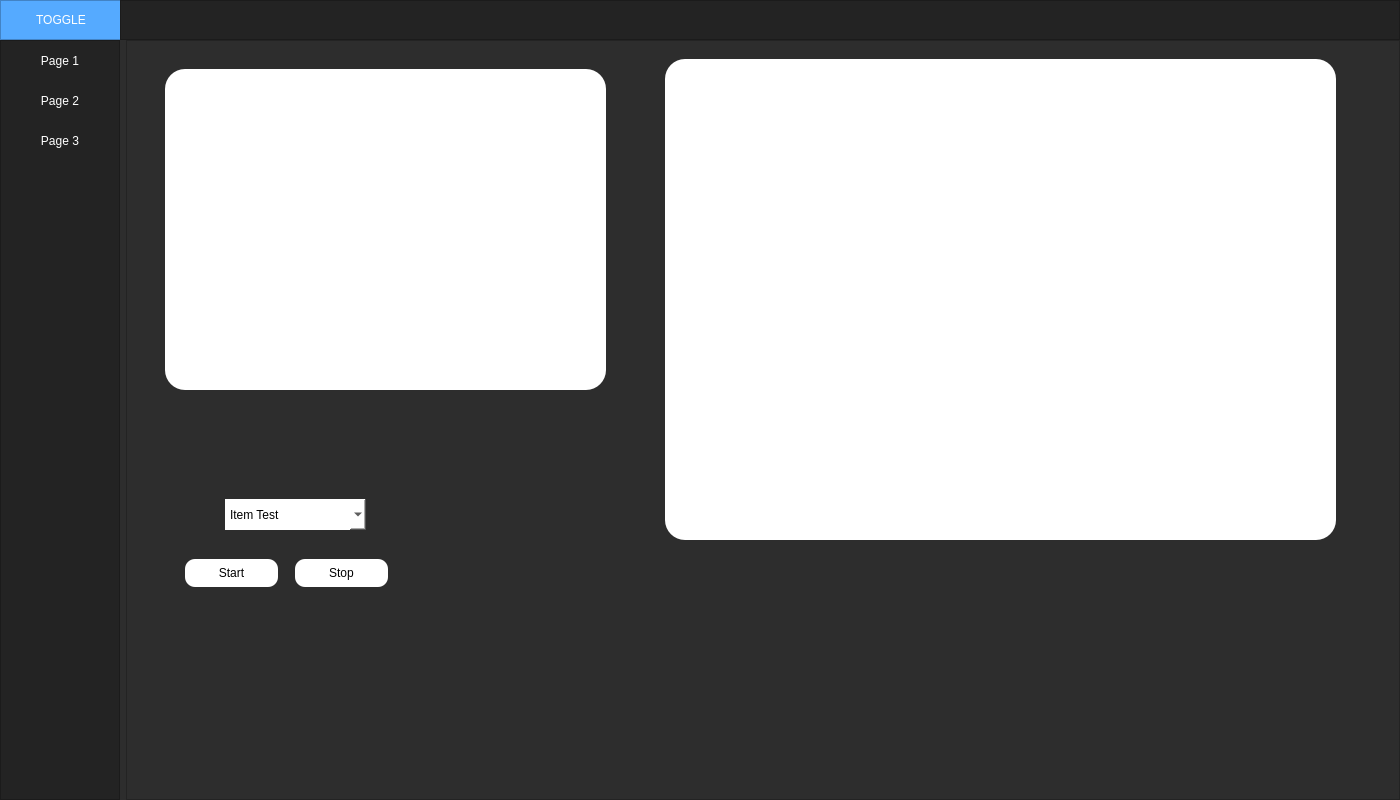
Old version of the form ui_main.ui in the repository Valdera/pyQT-RealTimePlotting.
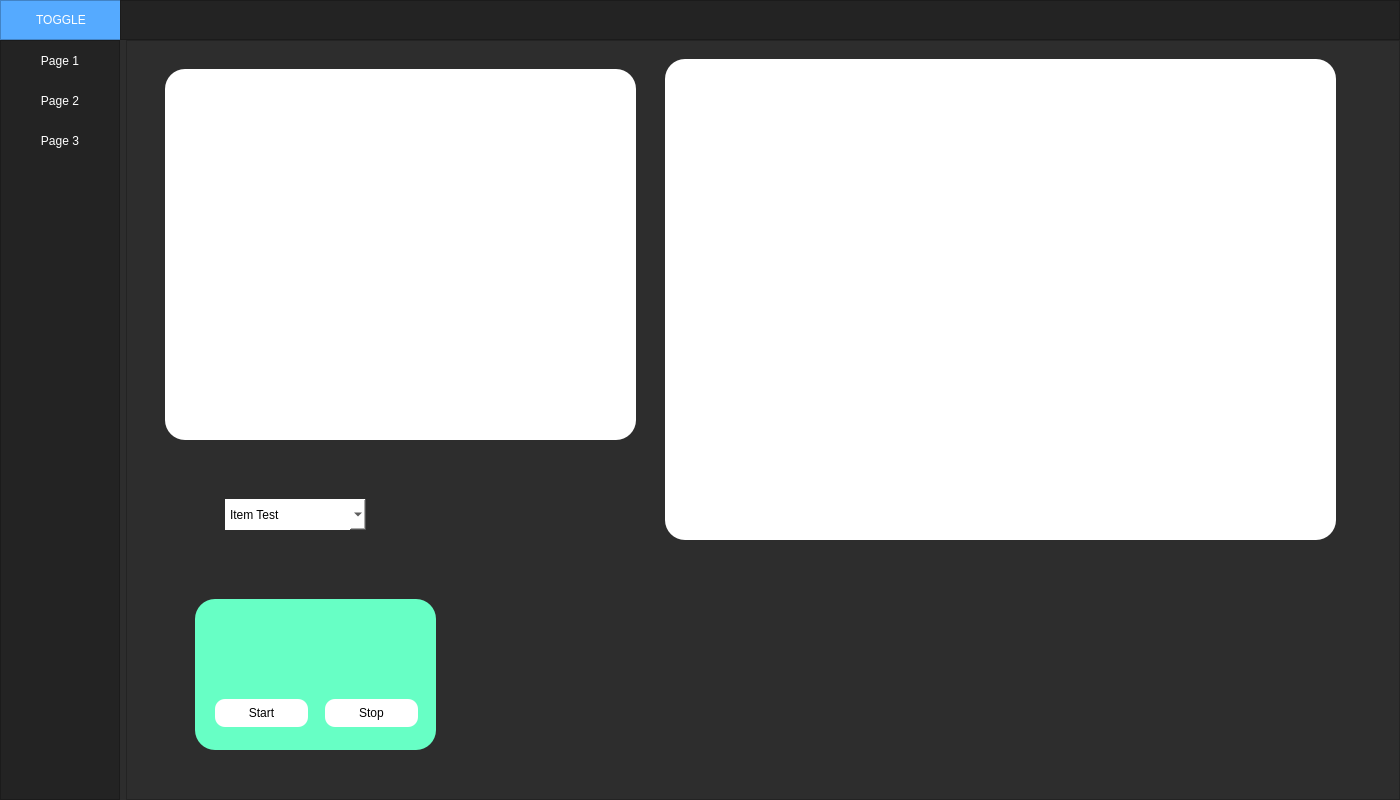
New version of the form.

Diff of the .ui file:
```diff
--- a/ui_main.ui
+++ b/ui_main.ui
@@ -344,49 +344,13 @@
                   </property>
                  </item>
                 </widget>
-                <widget class="QPushButton" name="startButton">
-                 <property name="geometry">
-                  <rect>
-                   <x>40</x>
-                   <y>500</y>
-                   <width>93</width>
-                   <height>28</height>
-                  </rect>
-                 </property>
-                 <property name="styleSheet">
-                  <string notr="true">background-color: rgb(255, 255, 255);
-border-radius: 10;
-</string>
-                 </property>
-                 <property name="text">
-                  <string>Start</string>
-                 </property>
-                </widget>
-                <widget class="QPushButton" name="stopButton">
-                 <property name="geometry">
-                  <rect>
-                   <x>150</x>
-                   <y>500</y>
-                   <width>93</width>
-                   <height>28</height>
-                  </rect>
-                 </property>
-                 <property name="styleSheet">
-                  <string notr="true">background-color: rgb(255, 255, 255);
-border-radius: 10;
-</string>
-                 </property>
-                 <property name="text">
-                  <string>Stop</string>
-                 </property>
-                </widget>
                 <widget class="QFrame" name="frame">
                  <property name="geometry">
                   <rect>
                    <x>20</x>
                    <y>10</y>
-                   <width>441</width>
-                   <height>321</height>
+                   <width>471</width>
+                   <height>371</height>
                   </rect>
                  </property>
                  <property name="styleSheet">
@@ -400,6 +364,64 @@
                   <enum>QFrame::Raised</enum>
                  </property>
                 </widget>
+                <widget class="QFrame" name="frame_2">
+                 <property name="geometry">
+                  <rect>
+                   <x>50</x>
+                   <y>540</y>
+                   <width>241</width>
+                   <height>151</height>
+                  </rect>
+                 </property>
+                 <property name="styleSheet">
+                  <string notr="true">border-radius: 20;
+background-color: rgb(103, 255, 197);
+border: 0;
+</string>
+                 </property>
+                 <property name="frameShape">
+                  <enum>QFrame::StyledPanel</enum>
+                 </property>
+                 <property name="frameShadow">
+                  <enum>QFrame::Raised</enum>
+                 </property>
+                 <widget class="QPushButton" name="stopButton">
+                  <property name="geometry">
+                   <rect>
+                    <x>130</x>
+                    <y>100</y>
+                    <width>93</width>
+                    <height>28</height>
+                   </rect>
+                  </property>
+                  <property name="styleSheet">
+                   <string notr="true">background-color: rgb(255, 255, 255);
+border-radius: 10;
+</string>
+                  </property>
+                  <property name="text">
+                   <string>Stop</string>
+                  </property>
+                 </widget>
+                 <widget class="QPushButton" name="startButton">
+                  <property name="geometry">
+                   <rect>
+                    <x>20</x>
+                    <y>100</y>
+                    <width>93</width>
+                    <height>28</height>
+                   </rect>
+                  </property>
+                  <property name="styleSheet">
+                   <string notr="true">background-color: rgb(255, 255, 255);
+border-radius: 10;
+</string>
+                  </property>
+                  <property name="text">
+                   <string>Start</string>
+                  </property>
+                 </widget>
+                </widget>
                </widget>
               </item>
              </layout>
```
